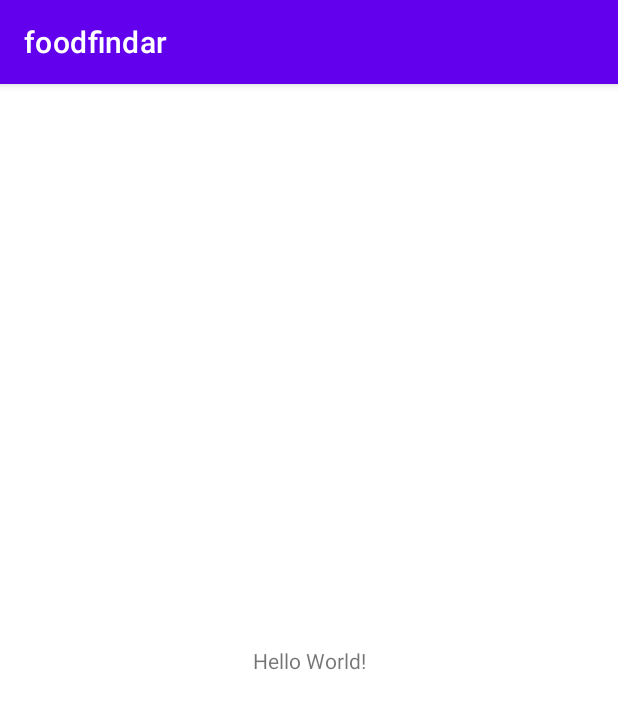
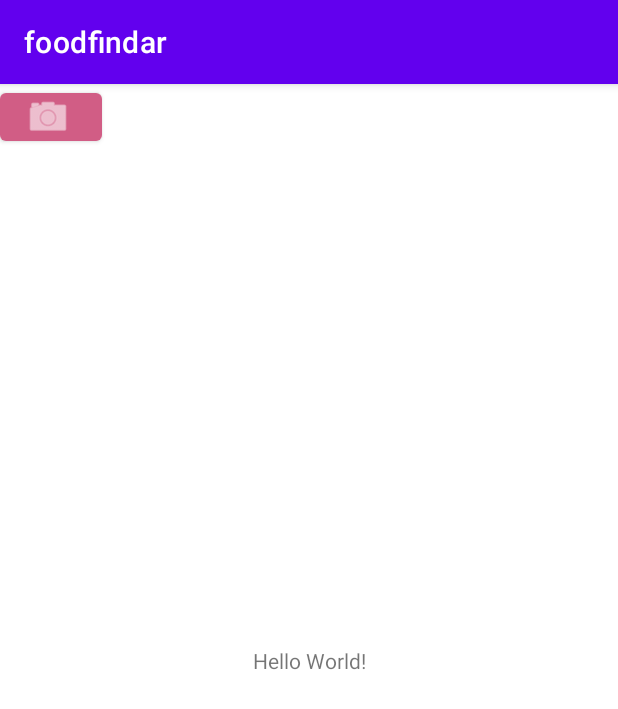
Before and after one commit to marleo/AppDev_FoodFindAR, an Android app: the screen it shows after launch (MainActivity), on a phone screen of 412 x 824 dp. Shown: the top 709 px of the screen. Run offline under Robolectric (Android 15) with nearby library versions, the phone set to English and light mode, and no system bars.

Commit message:
Beginning setup

```diff
--- /dev/null
+++ b/app/src/main/java/com/uni/foodfindar/CameraView/CameraMain.kt
@@ -0,0 +1,6 @@
+package com.uni.foodfindar.CameraView
+
+class CameraMain {
+
+
+}
--- a/app/src/main/java/com/uni/foodfindar/MainActivity.kt
+++ b/app/src/main/java/com/uni/foodfindar/MainActivity.kt
@@ -1,11 +1,22 @@
 package com.uni.foodfindar
 
+import android.content.Intent
 import androidx.appcompat.app.AppCompatActivity
 import android.os.Bundle
+import android.widget.Button
+import com.uni.foodfindar.CameraView.CameraMain
 
 class MainActivity : AppCompatActivity() {
     override fun onCreate(savedInstanceState: Bundle?) {
         super.onCreate(savedInstanceState)
         setContentView(R.layout.activity_main)
+        var buttonCamera = findViewById<Button>(R.id.buttonCamera);
+
+        buttonCamera.setOnClickListener {
+            val intent = Intent(this, CameraMain::class.java)
+            startActivity(intent);
+        }
     }
+
+
 }
--- a/app/src/main/res/layout/activity_main.xml
+++ b/app/src/main/res/layout/activity_main.xml
@@ -15,4 +15,15 @@
         app:layout_constraintRight_toRightOf="parent"
         app:layout_constraintTop_toTopOf="parent" />
 
+    <Button
+        android:id="@+id/buttonCamera"
+        android:layout_width="68dp"
+        android:layout_height="44dp"
+        app:backgroundTint="#D15D85"
+        app:icon="@android:drawable/ic_menu_camera"
+        tools:layout_editor_absoluteX="177dp"
+        tools:layout_editor_absoluteY="457dp"
+        tools:ignore="MissingConstraints" />
+
+
 </androidx.constraintlayout.widget.ConstraintLayout>
```
